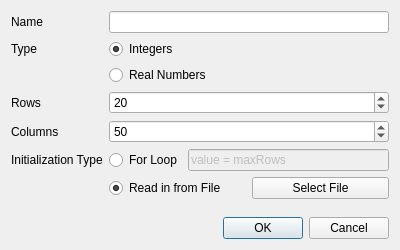
Before: the Qt Designer form gui/datablock.ui in astromme/Chestnut, drawn with Qt 5.
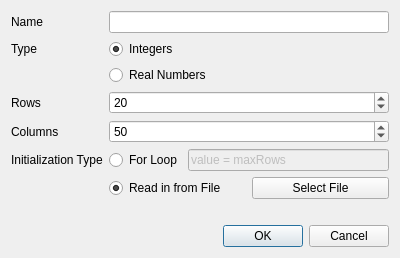
After: the same form once the commit is applied.

Commit message: allow the user to select the file to read in datablocks from

Diff of the .ui file:
```diff
--- a/gui/datablock.ui
+++ b/gui/datablock.ui
@@ -158,6 +158,16 @@
        </attribute>
       </widget>
      </item>
+     <item row="8" column="1">
+      <widget class="QLabel" name="selectedFile">
+       <property name="sizePolicy">
+        <sizepolicy hsizetype="Expanding" vsizetype="Preferred">
+         <horstretch>0</horstretch>
+         <verstretch>0</verstretch>
+        </sizepolicy>
+       </property>
+      </widget>
+     </item>
     </layout>
    </item>
    <item>
```
Left out of the diff: 22 changed lines with no effect on the pictures. The commit also changes 2 other files.
